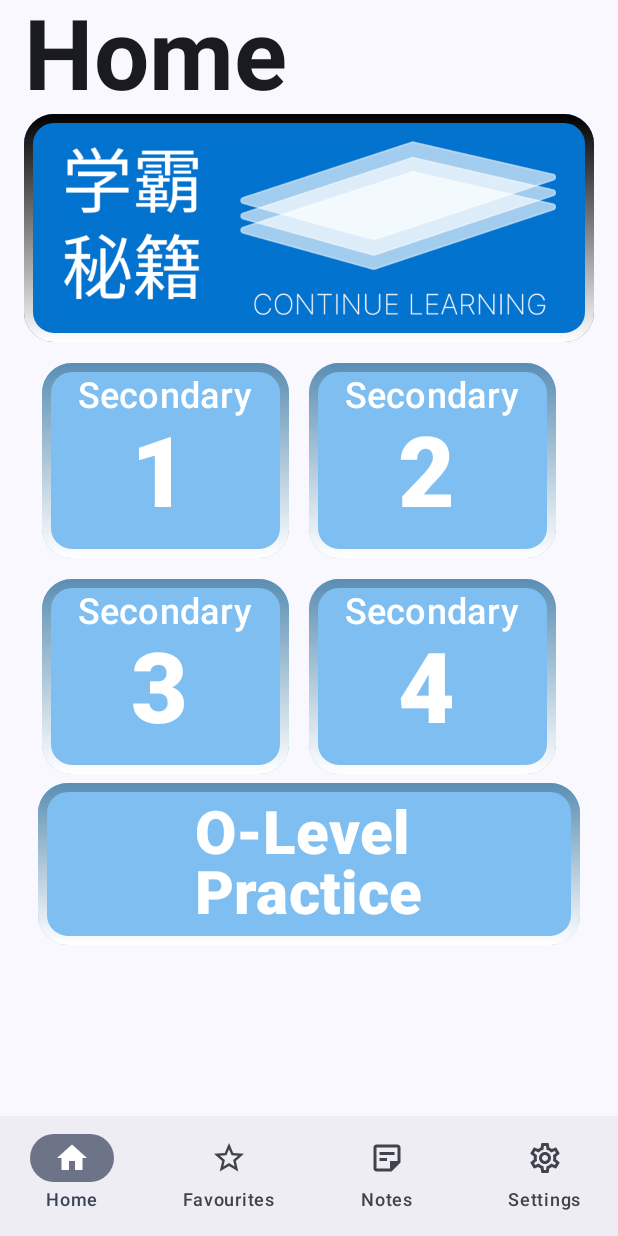
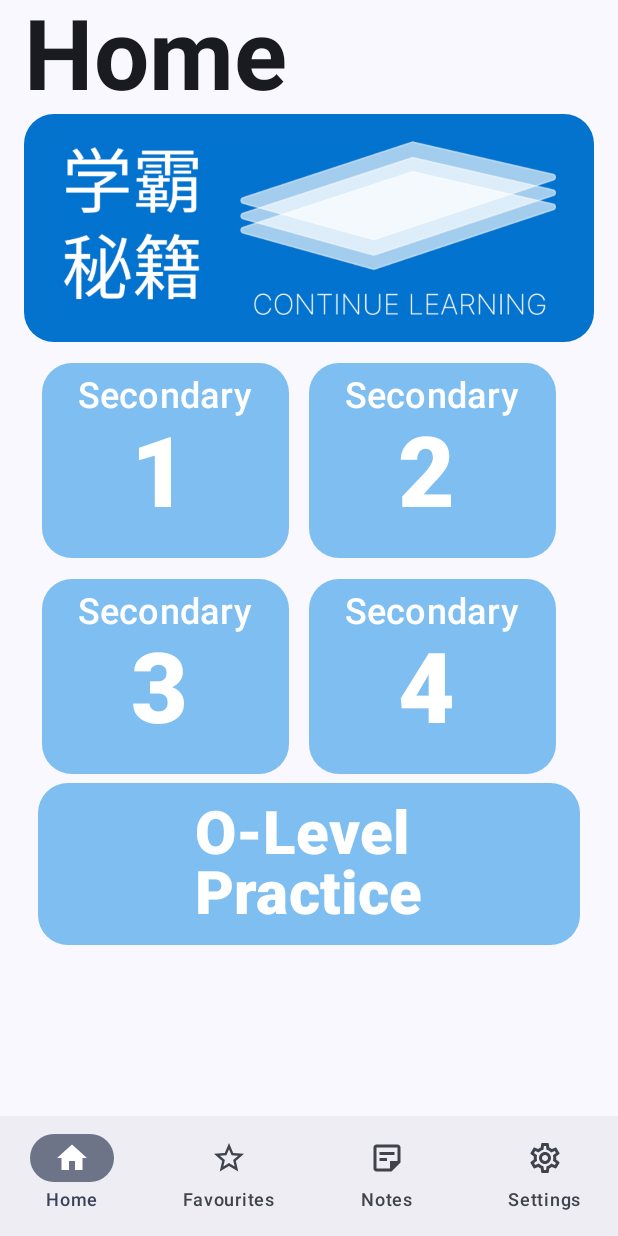
Before and after one commit to klaag-co/xuemi, an Android app built with Jetpack Compose: the screen it shows after launch (MainActivity), on a phone screen of 412 x 824 dp. Run offline under Robolectric (Android 15) with nearby library versions, the phone set to English and light mode, and no system bars.

Commit message:
remove borders

```diff
--- a/Android/app/src/main/java/com/example/xuemi/HomeView.kt
+++ b/Android/app/src/main/java/com/example/xuemi/HomeView.kt
@@ -34,7 +34,7 @@ fun Home() {
 
         Button(onClick = { /*TODO*/ },
             colors = ButtonDefaults.buttonColors(Color(3,115,206)),
-            border = BorderStroke(6.dp, Brush.verticalGradient(listOf(Color.Black, Color.White))),
+            //border = BorderStroke(6.dp, Brush.verticalGradient(listOf(Color.Black, Color.White))),
             shape = RoundedCornerShape(20.dp),
             modifier = Modifier.padding(horizontal = 16.dp))
         {
@@ -46,8 +46,8 @@ fun Home() {
             )
         }
         Row {// 1st button row
-            Button(onClick = { /*TODO*/ }, colors = ButtonDefaults.buttonColors(Color(126, 190, 240)), border = BorderStroke(6.dp,
-                Brush.verticalGradient(listOf(Color(90, 142, 179), Color.White))), modifier = Modifier.absolutePadding(top = 14.dp, bottom = 14.dp, right = 12.dp, left = 28.dp), shape = RoundedCornerShape(20.dp)
+            Button(onClick = { /*TODO*/ }, colors = ButtonDefaults.buttonColors(Color(126, 190, 240)), /*border = BorderStroke(6.dp,
+                Brush.verticalGradient(listOf(Color(90, 142, 179), Color.White))),*/ modifier = Modifier.absolutePadding(top = 14.dp, bottom = 14.dp, right = 12.dp, left = 28.dp), shape = RoundedCornerShape(20.dp)
             ) {
                 Column {
                     Text(
@@ -66,8 +66,8 @@ fun Home() {
                 }
 
             }
-            Button(onClick = { /*TODO*/ }, colors = ButtonDefaults.buttonColors(Color(126, 190, 240)), border = BorderStroke(6.dp,
-                Brush.verticalGradient(listOf(Color(90, 142, 179), Color.White))), modifier = Modifier.padding(horizontal = 1.dp, vertical = 14.dp), shape = RoundedCornerShape(20.dp)
+            Button(onClick = { /*TODO*/ }, colors = ButtonDefaults.buttonColors(Color(126, 190, 240)), /*border = BorderStroke(6.dp,
+                Brush.verticalGradient(listOf(Color(90, 142, 179), Color.White))),*/ modifier = Modifier.padding(horizontal = 1.dp, vertical = 14.dp), shape = RoundedCornerShape(20.dp)
             ) {
                 Column {
                     Text(
@@ -89,8 +89,8 @@ fun Home() {
 
         }
         Row {// 2nd button row
-            Button(onClick = { /*TODO*/ }, colors = ButtonDefaults.buttonColors(Color(126, 190, 240)), border = BorderStroke(6.dp,
-                Brush.verticalGradient(listOf(Color(90, 142, 179), Color.White))), modifier = Modifier.absolutePadding(right = 12.dp, left = 28.dp), shape = RoundedCornerShape(20.dp)
+            Button(onClick = { /*TODO*/ }, colors = ButtonDefaults.buttonColors(Color(126, 190, 240)), /*border = BorderStroke(6.dp,
+                Brush.verticalGradient(listOf(Color(90, 142, 179), Color.White))),*/ modifier = Modifier.absolutePadding(right = 12.dp, left = 28.dp), shape = RoundedCornerShape(20.dp)
             ) {
                 Column {
                     Text(
@@ -109,8 +109,8 @@ fun Home() {
                 }
 
             }
-            Button(onClick = { /*TODO*/ }, colors = ButtonDefaults.buttonColors(Color(126, 190, 240)), border = BorderStroke(6.dp,
-                Brush.verticalGradient(listOf(Color(90, 142, 179), Color.White))), modifier = Modifier.padding(horizontal = 1.dp), shape = RoundedCornerShape(20.dp)
+            Button(onClick = { /*TODO*/ }, colors = ButtonDefaults.buttonColors(Color(126, 190, 240)), /*border = BorderStroke(6.dp,
+                Brush.verticalGradient(listOf(Color(90, 142, 179), Color.White))),*/ modifier = Modifier.padding(horizontal = 1.dp), shape = RoundedCornerShape(20.dp)
             ) {
                 Column {
                     Text(
@@ -133,7 +133,7 @@ fun Home() {
         }
         Button(onClick = { /*TODO*/ },
             colors = ButtonDefaults.buttonColors(Color(126, 190, 240)),
-            border = BorderStroke(6.dp, Brush.verticalGradient(listOf(Color(90, 142, 179), Color.White))),
+            /*border = BorderStroke(6.dp, Brush.verticalGradient(listOf(Color(90, 142, 179), Color.White))),*/
             shape = RoundedCornerShape(20.dp),
             modifier = Modifier
                 .fillMaxWidth()
```
Also changed, not shown: 3 other files.
